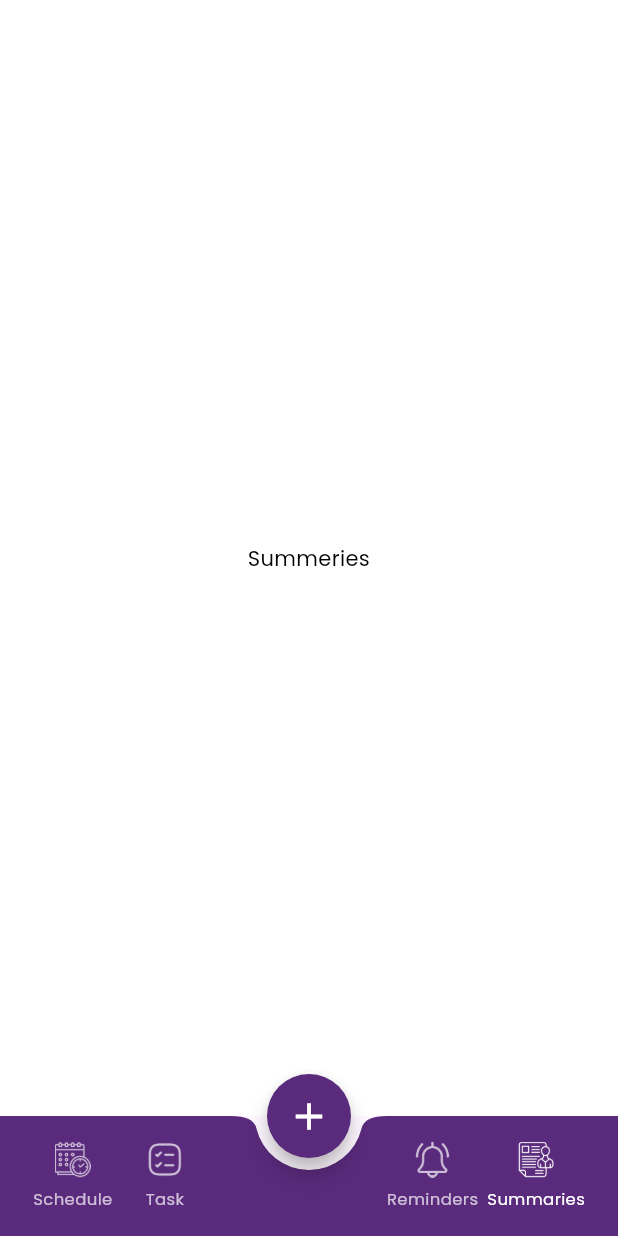
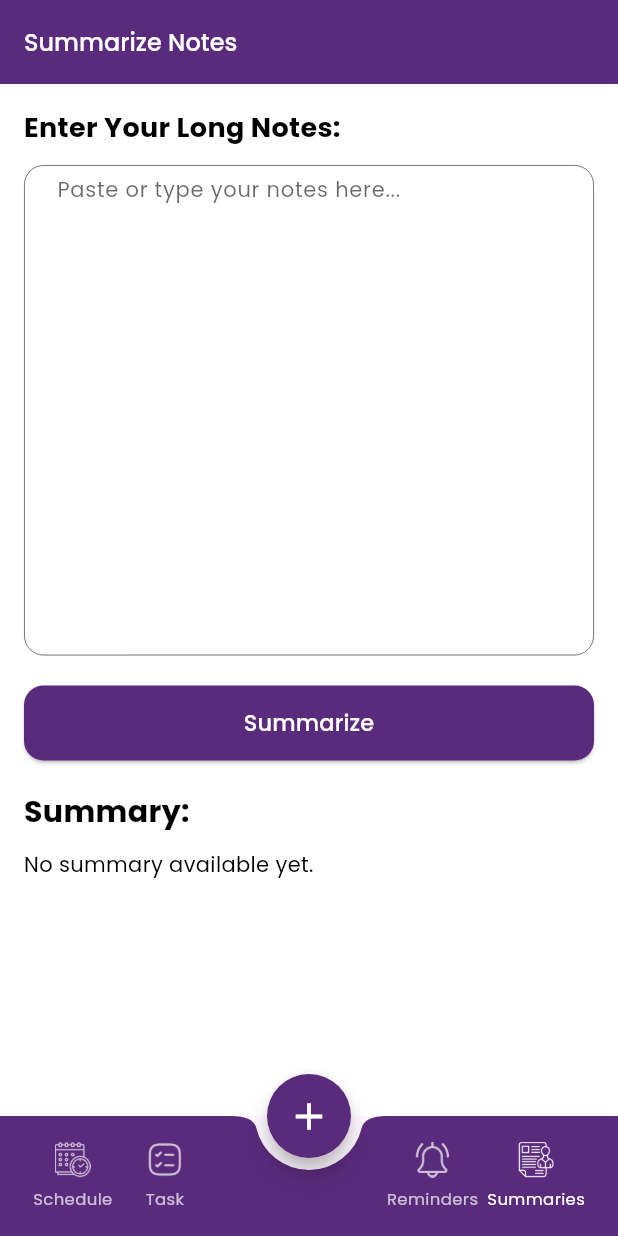
Before and after one commit to Waqas0321/Personal-AI-Life-Assistant, a Flutter app: the BottomNavScreen screen opened by its route, item 4 of the bottom bar chosen, on a phone screen of 412 x 824 dp. Run offline on Flutter 3.47's test engine with Material 3 defaults, Android fonts, the light colour scheme and no system bars; our stand-ins replace cloud_firestore, firebase_auth, firebase_core, firebase_storage, fluttertoast, gap and 7 more; accounts and stored records are empty.

Commit message:
summaries notes done

```diff
--- a/lib/core/bindings/initial_bindings.dart
+++ b/lib/core/bindings/initial_bindings.dart
@@ -31,8 +31,8 @@ class InitialBindings extends Bindings {
     Get.put(ReminderController());
     Get.lazyPut(() => ReminderController());
 
-    Get.put(SummeriesController());
-    Get.lazyPut(() => SummeriesController());
+    Get.put(SummariesController());
+    Get.lazyPut(() => SummariesController());
 
     Get.put(TaskController());
     Get.lazyPut(() => TaskController());
--- a/lib/faetures/bottom_nav/controller/bottomNav_controller.dart
+++ b/lib/faetures/bottom_nav/controller/bottomNav_controller.dart
@@ -11,6 +11,6 @@ class BottomNavController extends GetxController {
     ScheduleScreen(),
     TaskListScreen(),
     ReminderScreen(),
-    SummeriesScreen(),
+    SummariesScreen(),
   ];
 }
--- a/lib/faetures/summeries/view/summeries_screen.dart
+++ b/lib/faetures/summeries/view/summeries_screen.dart
@@ -1,21 +1,81 @@
+import 'package:flutter/material.dart';
 import 'package:get/get.dart';
-import 'package:flutter/material.dart';
-import 'package:personal_ai_life_assistant/core/Const/app_colors.dart';
-import 'package:personal_ai_life_assistant/core/utils/app_sizes.dart';
+import 'package:personal_ai_life_assistant/core/widgets/custom_appbar.dart';
+import 'package:personal_ai_life_assistant/core/widgets/custom_elevated_button.dart';
+import 'package:personal_ai_life_assistant/core/widgets/custom_input_textfield.dart';
 import 'package:personal_ai_life_assistant/core/widgets/custom_text_widget.dart';
 import 'package:personal_ai_life_assistant/faetures/summeries/controller/summeries_controller.dart';
+import 'package:gap/gap.dart';
 
-class SummeriesScreen extends StatelessWidget {
-  SummeriesScreen({super.key});
+import '../../../core/Const/app_colors.dart';
 
-  final SummeriesController controller = Get.find();
-  final AppSizes appSizes = AppSizes();
+class SummariesScreen extends StatelessWidget {
+  SummariesScreen({super.key});
+
+  final SummariesController controller = Get.put(SummariesController ());
 
   @override
   Widget build(BuildContext context) {
     return Scaffold(
       backgroundColor: AppColors.white,
-      body: Center(child: CustomTextWidget(text: "Summeries")),
+     appBar: CustomAppBar(
+       title: "Summarize Notes",
+     ),
+      body: Padding(
+        padding: const EdgeInsets.all(16.0),
+        child: SingleChildScrollView(
+          child: Column(
+            crossAxisAlignment: CrossAxisAlignment.start,
+            children: [
+              const CustomTextWidget(
+                text: "Enter Your Long Notes:",
+                fontSize: 18,
+                fontWeight: FontWeight.bold,
+              ),
+              const Gap(12),
+              CustomInputTextField( labelText: "Write your notes here...",
+                hintText: "Paste or type your notes here...",
+                maxLines: 15, textEditingController: controller.notesController,
+              ),
+              const Gap(20),
+              CustomElevatedButton(text: "Summarize",
+                onPress: controller.summarizeNotes,
+              ),
+              const Gap(20),
+              const CustomTextWidget(
+                text: "Summary:",
+                fontSize: 20,
+                fontWeight: FontWeight.bold,
+              ),
+              const Gap(10),
+              Obx(() => controller.summarizedPoints.isEmpty
+                  ? const CustomTextWidget(text: "No summary available yet.")
+                  : ListView.builder(
+                shrinkWrap: true,
+                physics: const NeverScrollableScrollPhysics(),
+                itemCount: controller.summarizedPoints.length,
+                itemBuilder: (context, index) {
+                  return Padding(
+                    padding: const EdgeInsets.symmetric(vertical: 4.0),
+                    child: Row(
+                      crossAxisAlignment: CrossAxisAlignment.start,
+                      children: [
+                        const Text("•  ", style: TextStyle(fontSize: 16)),
+                        Expanded(
+                          child: Text(
+                            controller.summarizedPoints[index],
+                            style: const TextStyle(fontSize: 14),
+                          ),
+                        ),
+                      ],
+                    ),
+                  );
+                },
+              )),
+            ],
+          ),
+        ),
+      ),
     );
   }
 }
```
Also changed, not shown: lib/faetures/mood/controller/mood_controller.dart (+13 -2 lines), lib/faetures/mood/view/mood_screen.dart (+41 -1 lines), lib/faetures/summeries/controller/summeries_controller.dart (+41 -1 lines).
